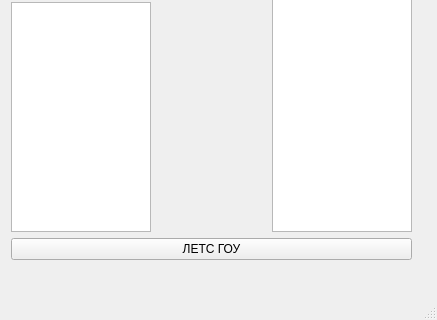
First picture: the form in mainwindow.ui, repository Sigorut/Deterministic_state_machine, before the edit; both pictures show x 0 to 437 and y 140 to 460 of the 437 by 460 pixel window.
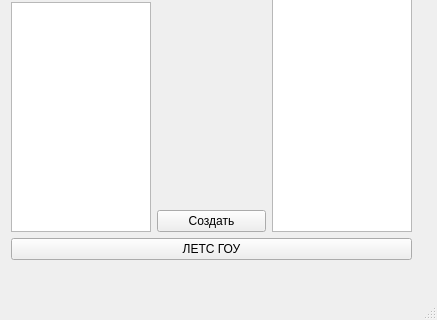
Second picture: the form after the edit.

Commit message: Проверка введенных цепочек

```diff
--- a/mainwindow.ui
+++ b/mainwindow.ui
@@ -14,7 +14,7 @@
    <string>MainWindow</string>
   </property>
   <widget class="QWidget" name="centralwidget">
-   <widget class="QWidget" name="">
+   <widget class="QWidget" name="layoutWidget">
     <property name="geometry">
      <rect>
       <x>11</x>
@@ -127,6 +127,18 @@
                </property>
               </widget>
              </item>
+             <item>
+              <widget class="QPushButton" name="pushButton_gen_table">
+               <property name="font">
+                <font>
+                 <family>Ubuntu</family>
+                </font>
+               </property>
+               <property name="text">
+                <string>Создать</string>
+               </property>
+              </widget>
+             </item>
             </layout>
            </item>
           </layout>
```
The commit also changes 2 other files.
